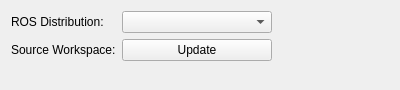
Qt form src/project_manager/ros_build_configuration.ui (ros-industrial/ros_qtc_plugin) before a commit.
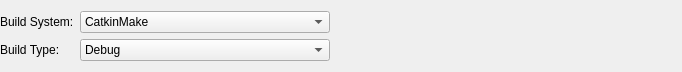
The same form after that commit.

Commit message:
Add catkin tools build system (#67)
* Refactor ROSMakeStep to ROSCatkinMakeStep

* Add editor

* fix catkin_tools and catkin_make build step

* Add ability to change build system and type in build configuration  widgets

* Fix profile operations add, rename, remove, etc.

* Update catkin tools config editor widget

* Update method for getting include paths

* Update project refresh and code model refresh

* Modify how the project file is parsed

* Update catkin_tools build progress

* Add list editor

* Update documentation and fix warnings

```diff
--- a/src/project_manager/ros_build_configuration.ui
+++ b/src/project_manager/ros_build_configuration.ui
@@ -6,8 +6,8 @@
    <rect>
     <x>0</x>
     <y>0</y>
-    <width>400</width>
-    <height>90</height>
+    <width>682</width>
+    <height>70</height>
    </rect>
   </property>
   <property name="windowTitle">
@@ -17,53 +17,77 @@
    <property name="fieldGrowthPolicy">
     <enum>QFormLayout::ExpandingFieldsGrow</enum>
    </property>
-   <item row="0" column="0">
-    <widget class="QLabel" name="ros_distribution_label">
-     <property name="text">
-      <string>ROS Distribution:</string>
-     </property>
-    </widget>
-   </item>
+   <property name="leftMargin">
+    <number>0</number>
+   </property>
    <item row="0" column="1">
     <widget class="QComboBox" name="ros_distribution_comboBox">
      <property name="sizePolicy">
-      <sizepolicy hsizetype="Preferred" vsizetype="Preferred">
+      <sizepolicy hsizetype="Fixed" vsizetype="Fixed">
        <horstretch>0</horstretch>
        <verstretch>0</verstretch>
       </sizepolicy>
      </property>
      <property name="minimumSize">
       <size>
-       <width>150</width>
+       <width>250</width>
        <height>0</height>
       </size>
+     </property>
+     <item>
+      <property name="text">
+       <string>CatkinMake</string>
+      </property>
+     </item>
+     <item>
+      <property name="text">
+       <string>CatkinTools</string>
+      </property>
+     </item>
+    </widget>
+   </item>
+   <item row="0" column="0">
+    <widget class="QLabel" name="buildSystemLabel">
+     <property name="text">
+      <string>Build System:</string>
      </property>
     </widget>
    </item>
    <item row="1" column="0">
     <widget class="QLabel" name="source_label">
      <property name="text">
-      <string>Source Workspace:</string>
+      <string>Build Type:</string>
      </property>
     </widget>
    </item>
    <item row="1" column="1">
-    <widget class="QPushButton" name="source_pushButton">
-     <property name="sizePolicy">
-      <sizepolicy hsizetype="Preferred" vsizetype="Preferred">
-       <horstretch>0</horstretch>
-       <verstretch>0</verstretch>
-      </sizepolicy>
-     </property>
+    <widget class="QComboBox" name="buildTypeComboBox">
      <property name="minimumSize">
       <size>
-       <width>150</width>
+       <width>250</width>
        <height>0</height>
       </size>
      </property>
-     <property name="text">
-      <string>Update</string>
-     </property>
+     <item>
+      <property name="text">
+       <string>Debug</string>
+      </property>
+     </item>
+     <item>
+      <property name="text">
+       <string>Release</string>
+      </property>
+     </item>
+     <item>
+      <property name="text">
+       <string>Release with Debug Information</string>
+      </property>
+     </item>
+     <item>
+      <property name="text">
+       <string>Minimum Size Release</string>
+      </property>
+     </item>
     </widget>
    </item>
   </layout>
```
Left out of the diff: 4 changed lines with no effect on the pictures. The commit also changes 38 other files.
